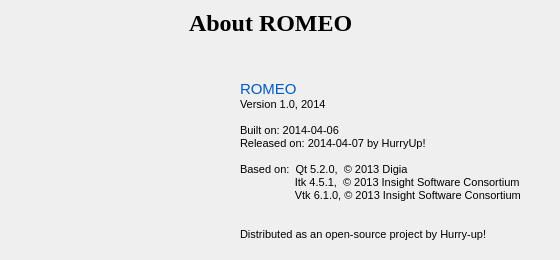
Qt form src/romeo/view/dialogs/aboutdialog.ui (AlbertoSimioni/Romeo) before a commit.
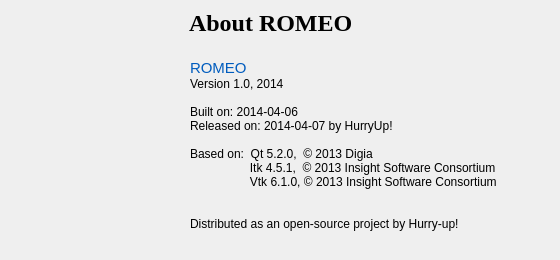
The same form after that commit. Icons and pictures are not drawn.

Diff of the .ui file:
```diff
--- a/src/romeo/view/dialogs/aboutdialog.ui
+++ b/src/romeo/view/dialogs/aboutdialog.ui
@@ -117,7 +117,7 @@
    </property>
    <property name="geometry">
     <rect>
-     <x>30</x>
+     <x>10</x>
      <y>70</y>
      <width>151</width>
      <height>151</height>
@@ -151,10 +151,10 @@
   <widget class="QLabel" name="label_3">
    <property name="geometry">
     <rect>
-     <x>240</x>
-     <y>70</y>
-     <width>311</width>
-     <height>181</height>
+     <x>190</x>
+     <y>50</y>
+     <width>351</width>
+     <height>191</height>
     </rect>
    </property>
    <property name="text">
@@ -163,17 +163,17 @@
 p, li { white-space: pre-wrap; }
 &lt;/style&gt;&lt;/head&gt;&lt;body style=&quot; font-family:'MS Shell Dlg 2'; font-size:8pt; font-weight:400; font-style:normal;&quot;&gt;
 &lt;p style=&quot; margin-top:0px; margin-bottom:0px; margin-left:0px; margin-right:0px; -qt-block-indent:0; text-indent:0px;&quot;&gt;&lt;span style=&quot; font-size:11pt; color:#005cbe;&quot;&gt;ROMEO &lt;/span&gt;&lt;/p&gt;
-&lt;p style=&quot; margin-top:0px; margin-bottom:0px; margin-left:0px; margin-right:0px; -qt-block-indent:0; text-indent:0px;&quot;&gt;Version 1.0, 2014&lt;/p&gt;
-&lt;p style=&quot;-qt-paragraph-type:empty; margin-top:0px; margin-bottom:0px; margin-left:0px; margin-right:0px; -qt-block-indent:0; text-indent:0px;&quot;&gt;&lt;br /&gt;&lt;/p&gt;
-&lt;p style=&quot; margin-top:0px; margin-bottom:0px; margin-left:0px; margin-right:0px; -qt-block-indent:0; text-indent:0px;&quot;&gt;Built on: 2014-04-06&lt;/p&gt;
-&lt;p style=&quot; margin-top:0px; margin-bottom:0px; margin-left:0px; margin-right:0px; -qt-block-indent:0; text-indent:0px;&quot;&gt;Released on: 2014-04-07 by HurryUp!&lt;/p&gt;
-&lt;p style=&quot;-qt-paragraph-type:empty; margin-top:0px; margin-bottom:0px; margin-left:0px; margin-right:0px; -qt-block-indent:0; text-indent:0px;&quot;&gt;&lt;br /&gt;&lt;/p&gt;
-&lt;p style=&quot; margin-top:0px; margin-bottom:0px; margin-left:0px; margin-right:0px; -qt-block-indent:0; text-indent:0px;&quot;&gt;Based on:  Qt 5.2.0,  © 2013 Digia&lt;/p&gt;
-&lt;p style=&quot; margin-top:0px; margin-bottom:0px; margin-left:0px; margin-right:0px; -qt-block-indent:0; text-indent:0px;&quot;&gt;                  Itk 4.5.1,  © 2013 &lt;span style=&quot; font-family:'Lucida Sans Unicode,Lucida Grande,sans-serif'; color:#000000;&quot;&gt;Insight Software Consortium&lt;/span&gt;&lt;/p&gt;
-&lt;p style=&quot; margin-top:0px; margin-bottom:0px; margin-left:0px; margin-right:0px; -qt-block-indent:0; text-indent:0px;&quot;&gt;                  Vtk 6.1.0, © 2013 &lt;span style=&quot; font-family:'Lucida Sans Unicode,Lucida Grande,sans-serif'; color:#000000;&quot;&gt;Insight Software Consortium&lt;/span&gt;&lt;/p&gt;
-&lt;p style=&quot;-qt-paragraph-type:empty; margin-top:0px; margin-bottom:0px; margin-left:0px; margin-right:0px; -qt-block-indent:0; text-indent:0px;&quot;&gt;&lt;br /&gt;&lt;/p&gt;
-&lt;p style=&quot;-qt-paragraph-type:empty; margin-top:0px; margin-bottom:0px; margin-left:0px; margin-right:0px; -qt-block-indent:0; text-indent:0px;&quot;&gt;&lt;br /&gt;&lt;/p&gt;
-&lt;p style=&quot; margin-top:0px; margin-bottom:0px; margin-left:0px; margin-right:0px; -qt-block-indent:0; text-indent:0px;&quot;&gt;Distributed as an open-source project by Hurry-up!&lt;/p&gt;&lt;/body&gt;&lt;/html&gt;</string>
+&lt;p style=&quot; margin-top:0px; margin-bottom:0px; margin-left:0px; margin-right:0px; -qt-block-indent:0; text-indent:0px;&quot;&gt;&lt;span style=&quot; font-size:9pt;&quot;&gt;Version 1.0, 2014&lt;/span&gt;&lt;/p&gt;
+&lt;p style=&quot;-qt-paragraph-type:empty; margin-top:0px; margin-bottom:0px; margin-left:0px; margin-right:0px; -qt-block-indent:0; text-indent:0px; font-size:9pt;&quot;&gt;&lt;br /&gt;&lt;/p&gt;
+&lt;p style=&quot; margin-top:0px; margin-bottom:0px; margin-left:0px; margin-right:0px; -qt-block-indent:0; text-indent:0px;&quot;&gt;&lt;span style=&quot; font-size:9pt;&quot;&gt;Built on: 2014-04-06&lt;/span&gt;&lt;/p&gt;
+&lt;p style=&quot; margin-top:0px; margin-bottom:0px; margin-left:0px; margin-right:0px; -qt-block-indent:0; text-indent:0px;&quot;&gt;&lt;span style=&quot; font-size:9pt;&quot;&gt;Released on: 2014-04-07 by HurryUp!&lt;/span&gt;&lt;/p&gt;
+&lt;p style=&quot;-qt-paragraph-type:empty; margin-top:0px; margin-bottom:0px; margin-left:0px; margin-right:0px; -qt-block-indent:0; text-indent:0px; font-size:9pt;&quot;&gt;&lt;br /&gt;&lt;/p&gt;
+&lt;p style=&quot; margin-top:0px; margin-bottom:0px; margin-left:0px; margin-right:0px; -qt-block-indent:0; text-indent:0px;&quot;&gt;&lt;span style=&quot; font-size:9pt;&quot;&gt;Based on:  Qt 5.2.0,  © 2013 Digia&lt;/span&gt;&lt;/p&gt;
+&lt;p style=&quot; margin-top:0px; margin-bottom:0px; margin-left:0px; margin-right:0px; -qt-block-indent:0; text-indent:0px;&quot;&gt;&lt;span style=&quot; font-size:9pt;&quot;&gt;                  Itk 4.5.1,  © 2013 &lt;/span&gt;&lt;span style=&quot; font-family:'Lucida Sans Unicode,Lucida Grande,sans-serif'; font-size:9pt; color:#000000;&quot;&gt;Insight Software Consortium&lt;/span&gt;&lt;/p&gt;
+&lt;p style=&quot; margin-top:0px; margin-bottom:0px; margin-left:0px; margin-right:0px; -qt-block-indent:0; text-indent:0px;&quot;&gt;&lt;span style=&quot; font-size:9pt;&quot;&gt;                  Vtk 6.1.0, © 2013 &lt;/span&gt;&lt;span style=&quot; font-family:'Lucida Sans Unicode,Lucida Grande,sans-serif'; font-size:9pt; color:#000000;&quot;&gt;Insight Software Consortium&lt;/span&gt;&lt;/p&gt;
+&lt;p style=&quot;-qt-paragraph-type:empty; margin-top:0px; margin-bottom:0px; margin-left:0px; margin-right:0px; -qt-block-indent:0; text-indent:0px; font-size:9pt;&quot;&gt;&lt;br /&gt;&lt;/p&gt;
+&lt;p style=&quot;-qt-paragraph-type:empty; margin-top:0px; margin-bottom:0px; margin-left:0px; margin-right:0px; -qt-block-indent:0; text-indent:0px; font-size:9pt;&quot;&gt;&lt;br /&gt;&lt;/p&gt;
+&lt;p style=&quot; margin-top:0px; margin-bottom:0px; margin-left:0px; margin-right:0px; -qt-block-indent:0; text-indent:0px;&quot;&gt;&lt;span style=&quot; font-size:9pt;&quot;&gt;Distributed as an open-source project by Hurry-up!&lt;/span&gt;&lt;/p&gt;&lt;/body&gt;&lt;/html&gt;</string>
    </property>
   </widget>
  </widget>
```
Left out of the diff: 6 changed lines with no effect on the pictures.
